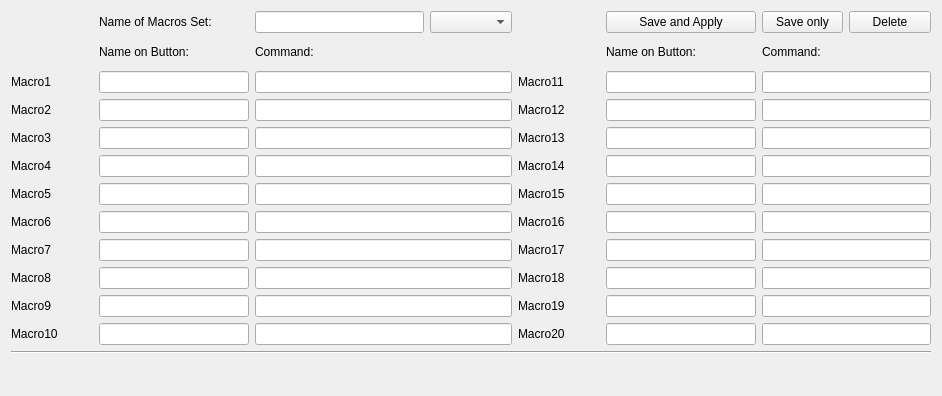
notiel/OstrannaTerminal, file Macros.ui: the form before one commit.
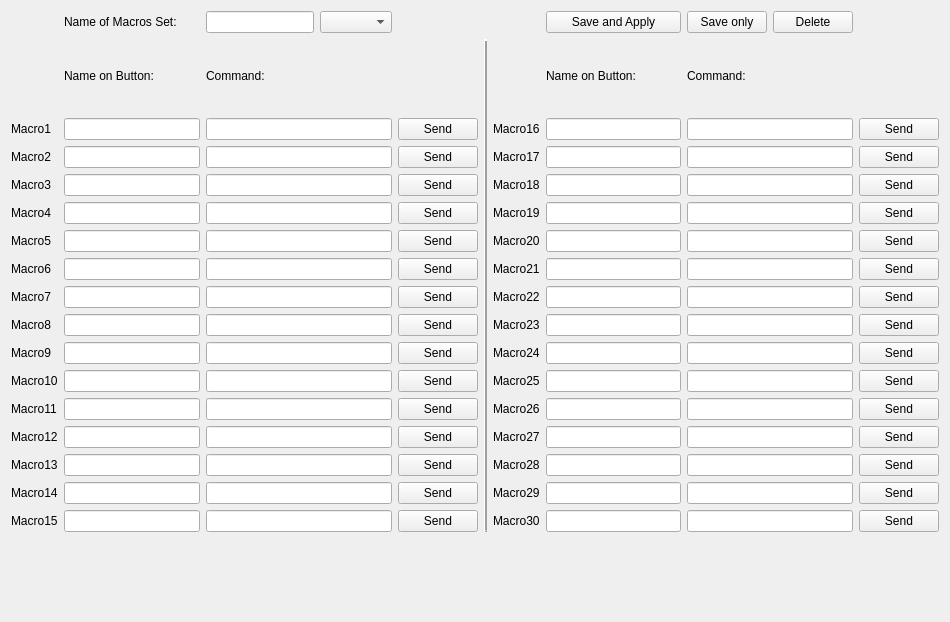
The form after the commit. Icons and pictures are not drawn.

Commit message: macros refactored, 10 more added, added send from macros edit form

```diff
--- a/Macros.ui
+++ b/Macros.ui
@@ -6,34 +6,14 @@
    <rect>
     <x>0</x>
     <y>0</y>
-    <width>942</width>
-    <height>396</height>
+    <width>950</width>
+    <height>622</height>
    </rect>
   </property>
   <property name="windowTitle">
    <string>MacrosSet</string>
   </property>
-  <layout class="QGridLayout" name="gridLayout">
-   <item row="3" column="6">
-    <widget class="QLineEdit" name="LineName11">
-     <property name="maximumSize">
-      <size>
-       <width>150</width>
-       <height>16777215</height>
-      </size>
-     </property>
-    </widget>
-   </item>
-   <item row="7" column="6">
-    <widget class="QLineEdit" name="LineName15">
-     <property name="maximumSize">
-      <size>
-       <width>150</width>
-       <height>16777215</height>
-      </size>
-     </property>
-    </widget>
-   </item>
+  <layout class="QGridLayout" name="gridLayout" columnstretch="0,0,0,0,0,0,0,0,0,0,0,0">
    <item row="2" column="2">
     <widget class="QLabel" name="LblCommand2">
      <property name="text">
@@ -51,13 +31,6 @@
      </property>
     </widget>
    </item>
-   <item row="12" column="5">
-    <widget class="QLabel" name="LblMacro20">
-     <property name="text">
-      <string>Macro20</string>
-     </property>
-    </widget>
-   </item>
    <item row="5" column="1">
     <widget class="QLineEdit" name="LineName3">
      <property name="maximumSize">
@@ -68,13 +41,6 @@
      </property>
     </widget>
    </item>
-   <item row="7" column="5">
-    <widget class="QLabel" name="LblMacro15">
-     <property name="text">
-      <string>Macro15</string>
-     </property>
-    </widget>
-   </item>
    <item row="6" column="1">
     <widget class="QLineEdit" name="LineName4">
      <property name="maximumSize">
@@ -85,16 +51,6 @@
      </property>
     </widget>
    </item>
-   <item row="10" column="6">
-    <widget class="QLineEdit" name="LineName18">
-     <property name="maximumSize">
-      <size>
-       <width>150</width>
-       <height>16777215</height>
-      </size>
-     </property>
-    </widget>
-   </item>
    <item row="11" column="1">
     <widget class="QLineEdit" name="LineName9">
      <property name="maximumSize">
@@ -125,50 +81,6 @@
      </property>
     </widget>
    </item>
-   <item row="8" column="6">
-    <widget class="QLineEdit" name="LineName16">
-     <property name="maximumSize">
-      <size>
-       <width>150</width>
-       <height>16777215</height>
-      </size>
-     </property>
-    </widget>
-   </item>
-   <item row="9" column="6">
-    <widget class="QLineEdit" name="LineName17">
-     <property name="maximumSize">
-      <size>
-       <width>150</width>
-       <height>16777215</height>
-      </size>
-     </property>
-    </widget>
-   </item>
-   <item row="4" column="6">
-    <widget class="QLineEdit" name="LineName12">
-     <property name="maximumSize">
-      <size>
-       <width>150</width>
-       <height>16777215</height>
-      </size>
-     </property>
-    </widget>
-   </item>
-   <item row="9" column="5">
-    <widget class="QLabel" name="LblMacro17">
-     <property name="text">
-      <string>Macro17</string>
-     </property>
-    </widget>
-   </item>
-   <item row="8" column="5">
-    <widget class="QLabel" name="LblMacro16">
-     <property name="text">
-      <string>Macro16</string>
-     </property>
-    </widget>
-   </item>
    <item row="8" column="1">
     <widget class="QLineEdit" name="LineName6">
      <property name="maximumSize">
@@ -179,16 +91,6 @@
      </property>
     </widget>
    </item>
-   <item row="12" column="6">
-    <widget class="QLineEdit" name="LineName20">
-     <property name="maximumSize">
-      <size>
-       <width>150</width>
-       <height>16777215</height>
-      </size>
-     </property>
-    </widget>
-   </item>
    <item row="12" column="1">
     <widget class="QLineEdit" name="LineName10">
      <property name="maximumSize">
@@ -199,57 +101,6 @@
      </property>
     </widget>
    </item>
-   <item row="11" column="5">
-    <widget class="QLabel" name="LblMacro19">
-     <property name="text">
-      <string>Macro19</string>
-     </property>
-    </widget>
-   </item>
-   <item row="11" column="6">
-    <widget class="QLineEdit" name="LineName19">
-     <property name="maximumSize">
-      <size>
-       <width>150</width>
-       <height>16777215</height>
-      </size>
-     </property>
-    </widget>
-   </item>
-   <item row="10" column="5">
-    <widget class="QLabel" name="LblMacro18">
-     <property name="text">
-      <string>Macro18</string>
-     </property>
-    </widget>
-   </item>
-   <item row="5" column="6">
-    <widget class="QLineEdit" name="LineName13">
-     <property name="maximumSize">
-      <size>
-       <width>150</width>
-       <height>16777215</height>
-      </size>
-     </property>
-    </widget>
-   </item>
-   <item row="6" column="6">
-    <widget class="QLineEdit" name="LineName14">
-     <property name="maximumSize">
-      <size>
-       <width>150</width>
-       <height>16777215</height>
-      </size>
-     </property>
-    </widget>
-   </item>
-   <item row="5" column="5">
-    <widget class="QLabel" name="LblMacro13">
-     <property name="text">
-      <string>Macro13</string>
-     </property>
-    </widget>
-   </item>
    <item row="5" column="0">
     <widget class="QLabel" name="LblMacro3">
      <property name="text">
@@ -271,13 +122,6 @@
      </property>
     </widget>
    </item>
-   <item row="6" column="5">
-    <widget class="QLabel" name="LblMacro14">
-     <property name="text">
-      <string>Macro14</string>
-     </property>
-    </widget>
-   </item>
    <item row="0" column="1">
     <widget class="QLabel" name="LblNameSet">
      <property name="text">
@@ -335,13 +179,6 @@
    <item row="3" column="2" colspan="3">
     <widget class="QLineEdit" name="LineCommand1"/>
    </item>
-   <item row="3" column="5">
-    <widget class="QLabel" name="LblMacro11">
-     <property name="text">
-      <string>Macro11</string>
-     </property>
-    </widget>
-   </item>
    <item row="6" column="0">
     <widget class="QLabel" name="LblMacro4">
      <property name="text">
@@ -355,13 +192,6 @@
    <item row="0" column="2" colspan="2">
     <widget class="QLineEdit" name="LineNameSet"/>
    </item>
-   <item row="4" column="5">
-    <widget class="QLabel" name="LblMacro12">
-     <property name="text">
-      <string>Macro12</string>
-     </property>
-    </widget>
-   </item>
    <item row="8" column="2" colspan="3">
     <widget class="QLineEdit" name="LineCommand6"/>
    </item>
@@ -371,7 +201,7 @@
    <item row="5" column="2" colspan="3">
     <widget class="QLineEdit" name="LineCommand3"/>
    </item>
-   <item row="2" column="7">
+   <item row="2" column="9">
     <widget class="QLabel" name="LblCommmand2">
      <property name="text">
       <string>Command:</string>
@@ -380,6 +210,18 @@
    </item>
    <item row="3" column="0">
     <widget class="QLabel" name="LblMacro1">
+     <property name="sizePolicy">
+      <sizepolicy hsizetype="Minimum" vsizetype="Preferred">
+       <horstretch>0</horstretch>
+       <verstretch>0</verstretch>
+      </sizepolicy>
+     </property>
+     <property name="maximumSize">
+      <size>
+       <width>50</width>
+       <height>16777215</height>
+      </size>
+     </property>
      <property name="text">
       <string>Macro1</string>
      </property>
@@ -402,7 +244,7 @@
      </property>
     </widget>
    </item>
-   <item row="2" column="6">
+   <item row="2" column="8">
     <widget class="QLabel" name="LblName2">
      <property name="text">
       <string>Name on Button:</string>
@@ -416,42 +258,20 @@
      </property>
     </widget>
    </item>
-   <item row="13" column="0" colspan="9">
-    <widget class="Line" name="line">
-     <property name="orientation">
-      <enum>Qt::Horizontal</enum>
-     </property>
-    </widget>
-   </item>
-   <item row="11" column="7" colspan="2">
-    <widget class="QLineEdit" name="LineCommand19"/>
-   </item>
    <item row="12" column="2" colspan="3">
     <widget class="QLineEdit" name="LineCommand10"/>
    </item>
-   <item row="4" column="7" colspan="2">
-    <widget class="QLineEdit" name="LineCommand12"/>
-   </item>
    <item row="0" column="4">
     <widget class="QComboBox" name="CBMacros"/>
    </item>
-   <item row="12" column="7" colspan="2">
-    <widget class="QLineEdit" name="LineCommand20"/>
-   </item>
-   <item row="3" column="7" colspan="2">
-    <widget class="QLineEdit" name="LineCommand11"/>
-   </item>
-   <item row="14" column="0" colspan="3">
+   <item row="19" column="0" colspan="3">
     <widget class="QLabel" name="LblStatus">
      <property name="text">
       <string/>
      </property>
     </widget>
    </item>
-   <item row="10" column="7" colspan="2">
-    <widget class="QLineEdit" name="LineCommand18"/>
-   </item>
-   <item row="0" column="8">
+   <item row="0" column="10">
     <widget class="QPushButton" name="BtnDelete">
      <property name="text">
       <string>Delete</string>
@@ -461,30 +281,550 @@
    <item row="11" column="2" colspan="3">
     <widget class="QLineEdit" name="LineCommand9"/>
    </item>
-   <item row="7" column="7" colspan="2">
-    <widget class="QLineEdit" name="LineCommand15"/>
+   <item row="8" column="9" colspan="2">
+    <widget class="QLineEdit" name="LineCommand21"/>
    </item>
-   <item row="5" column="7" colspan="2">
+   <item row="4" column="5">
+    <widget class="QPushButton" name="BtnSend2">
+     <property name="text">
+      <string>Send</string>
+     </property>
+    </widget>
+   </item>
+   <item row="5" column="5">
+    <widget class="QPushButton" name="BtnSend3">
+     <property name="text">
+      <string>Send</string>
+     </property>
+    </widget>
+   </item>
+   <item row="6" column="5">
+    <widget class="QPushButton" name="BtnSend4">
+     <property name="text">
+      <string>Send</string>
+     </property>
+    </widget>
+   </item>
+   <item row="7" column="5">
+    <widget class="QPushButton" name="BtnSend5">
+     <property name="text">
+      <string>Send</string>
+     </property>
+    </widget>
+   </item>
+   <item row="12" column="5">
+    <widget class="QPushButton" name="BtnSend10">
+     <property name="text">
+      <string>Send</string>
+     </property>
+    </widget>
+   </item>
+   <item row="11" column="5">
+    <widget class="QPushButton" name="BtnSend9">
+     <property name="text">
+      <string>Send</string>
+     </property>
+    </widget>
+   </item>
+   <item row="9" column="5">
+    <widget class="QPushButton" name="BtnSend7">
+     <property name="text">
+      <string>Send</string>
+     </property>
+    </widget>
+   </item>
+   <item row="8" column="5">
+    <widget class="QPushButton" name="BtnSend6">
+     <property name="text">
+      <string>Send</string>
+     </property>
+    </widget>
+   </item>
+   <item row="16" column="9" colspan="2">
+    <widget class="QLineEdit" name="LineCommand29"/>
+   </item>
+   <item row="10" column="5">
+    <widget class="QPushButton" name="BtnSend8">
+     <property name="text">
+      <string>Send</string>
+     </property>
+    </widget>
+   </item>
+   <item row="16" column="5">
+    <widget class="QPushButton" name="BtnSend14">
+     <property name="text">
+      <string>Send</string>
+     </property>
+    </widget>
+   </item>
+   <item row="13" column="5">
+    <widget class="QPushButton" name="BtnSend11">
+     <property name="text">
+      <string>Send</string>
+     </property>
+    </widget>
+   </item>
+   <item row="14" column="5">
+    <widget class="QPushButton" name="BtnSend12">
+     <property name="text">
+      <string>Send</string>
+     </property>
+    </widget>
+   </item>
+   <item row="15" column="5">
+    <widget class="QPushButton" name="BtnSend13">
+     <property name="text">
+      <string>Send</string>
+     </property>
+    </widget>
+   </item>
+   <item row="12" column="7">
+    <widget class="QLabel" name="LblMacro25">
+     <property name="text">
+      <string>Macro25</string>
+     </property>
+    </widget>
+   </item>
+   <item row="14" column="7">
+    <widget class="QLabel" name="LblMacro27">
+     <property name="text">
+      <string>Macro27</string>
+     </property>
+    </widget>
+   </item>
+   <item row="8" column="7">
+    <widget class="QLabel" name="LblMacro21">
+     <property name="text">
+      <string>Macro21</string>
+     </property>
+    </widget>
+   </item>
+   <item row="9" column="7">
+    <widget class="QLabel" name="LblMacro22">
+     <property name="text">
+      <string>Macro22</string>
+     </property>
+    </widget>
+   </item>
+   <item row="13" column="7">
+    <widget class="QLabel" name="LblMacro26">
+     <property name="text">
+      <string>Macro26</string>
+     </property>
+    </widget>
+   </item>
+   <item row="11" column="7">
+    <widget class="QLabel" name="LblMacro24">
+     <property name="text">
+      <string>Macro24</string>
+     </property>
+    </widget>
+   </item>
+   <item row="10" column="7">
+    <widget class="QLabel" name="LblMacro23">
+     <property name="text">
+      <string>Macro23</string>
+     </property>
+    </widget>
+   </item>
+   <item row="15" column="7">
+    <widget class="QLabel" name="LblMacro28">
+     <property name="text">
+      <string>Macro28</string>
+     </property>
+    </widget>
+   </item>
+   <item row="17" column="7">
+    <widget class="QLabel" name="LblLabel30">
+     <property name="text">
+      <string>Macro30</string>
+     </property>
+    </widget>
+   </item>
+   <item row="16" column="7">
+    <widget class="QLabel" name="LblMacro29">
+     <property name="text">
+      <string>Macro29</string>
+     </property>
+    </widget>
+   </item>
+   <item row="12" column="8">
+    <widget class="QLineEdit" name="LineName25">
+     <property name="maximumSize">
+      <size>
+       <width>150</width>
+       <height>16777215</height>
+      </size>
+     </property>
+    </widget>
+   </item>
+   <item row="17" column="5">
+    <widget class="QPushButton" name="BtnSend15">
+     <property name="text">
+      <string>Send</string>
+     </property>
+    </widget>
+   </item>
+   <item row="11" column="8">
+    <widget class="QLineEdit" name="LineName24">
+     <property name="maximumSize">
+      <size>
+       <width>150</width>
+       <height>16777215</height>
+      </size>
+     </property>
+    </widget>
+   </item>
+   <item row="16" column="8">
+    <widget class="QLineEdit" name="LineName29">
+     <property name="maximumSize">
+      <size>
+       <width>150</width>
+       <height>16777215</height>
+      </size>
+     </property>
+    </widget>
+   </item>
+   <item row="13" column="8">
+    <widget class="QLineEdit" name="LineName26">
+     <property name="maximumSize">
+      <size>
+       <width>150</width>
+       <height>16777215</height>
+      </size>
+     </property>
+    </widget>
+   </item>
+   <item row="15" column="8">
+    <widget class="QLineEdit" name="LineName28">
+     <property name="maximumSize">
+      <size>
+       <width>150</width>
+       <height>16777215</height>
+      </size>
+     </property>
+    </widget>
+   </item>
+   <item row="17" column="8">
+    <widget class="QLineEdit" name="LineName30">
+     <property name="maximumSize">
+      <size>
+       <width>150</width>
+       <height>16777215</height>
+      </size>
+     </property>
+    </widget>
+   </item>
+   <item row="14" column="8">
+    <widget class="QLineEdit" name="LineName27">
+     <property name="maximumSize">
+      <size>
+       <width>150</width>
+       <height>16777215</height>
+      </size>
+     </property>
+    </widget>
+   </item>
+   <item row="14" column="0">
+    <widget class="QLabel" name="LblMacro12">
+     <property name="text">
+      <string>Macro12</string>
+     </property>
+    </widget>
+   </item>
+   <item row="17" column="0">
+    <widget class="QLabel" name="LblMacro15">
+     <property name="text">
+      <string>Macro15</string>
+     </property>
+    </widget>
+   </item>
+   <item row="13" column="0">
+    <widget class="QLabel" name="LblMacro11">
+     <property name="sizePolicy">
+      <sizepolicy hsizetype="Minimum" vsizetype="Preferred">
+       <horstretch>0</horstretch>
+       <verstretch>0</verstretch>
+      </sizepolicy>
+     </property>
+     <property name="maximumSize">
+      <size>
+       <width>60</width>
+       <height>16777215</height>
+      </size>
+     </property>
+     <property name="text">
+      <string>Macro11</string>
+     </property>
+    </widget>
+   </item>
+   <item row="15" column="0">
+    <widget class="QLabel" name="LblMacro13">
+     <property name="text">
+      <string>Macro13</string>
+     </property>
+    </widget>
+   </item>
+   <item row="15" column="1">
+    <widget class="QLineEdit" name="LineName13">
+     <property name="maximumSize">
+      <size>
+       <width>150</width>
+       <height>16777215</height>
+      </size>
+     </property>
+    </widget>
+   </item>
+   <item row="16" column="1">
+    <widget class="QLineEdit" name="LineName14">
+     <property name="maximumSize">
+      <size>
+       <width>150</width>
+       <height>16777215</height>
+      </size>
+     </property>
+    </widget>
+   </item>
+   <item row="14" column="1">
+    <widget class="QLineEdit" name="LineName12">
+     <property name="maximumSize">
+      <size>
+       <width>150</width>
+       <height>16777215</height>
+      </size>
+     </property>
+    </widget>
+   </item>
+   <item row="16" column="0">
+    <widget class="QLabel" name="LblMacro14">
+     <property name="text">
+      <string>Macro14</string>
+     </property>
+    </widget>
+   </item>
+   <item row="13" column="1">
+    <widget class="QLineEdit" name="LineName11">
+     <property name="maximumSize">
+      <size>
+       <width>150</width>
+       <height>16777215</height>
+      </size>
+     </property>
+    </widget>
+   </item>
+   <item row="17" column="1">
+    <widget class="QLineEdit" name="LineName15">
+     <property name="maximumSize">
+      <size>
+       <width>150</width>
+       <height>16777215</height>
+      </size>
+     </property>
+    </widget>
+   </item>
+   <item row="17" column="9" colspan="2">
+    <widget class="QLineEdit" name="LineCommand30"/>
+   </item>
+   <item row="15" column="2" colspan="3">
     <widget class="QLineEdit" name="LineCommand13"/>
    </item>
-   <item row="9" column="7" colspan="2">
-    <widget class="QLineEdit" name="LineCommand17"/>
+   <item row="17" column="2" colspan="3">
+    <widget class="QLineEdit" name="LineCommand15"/>
    </item>
-   <item row="6" column="7" colspan="2">
+   <item row="13" column="2" colspan="3">
+    <widget class="QLineEdit" name="LineCommand11"/>
+   </item>
+   <item row="16" column="2" colspan="3">
     <widget class="QLineEdit" name="LineCommand14"/>
    </item>
-   <item row="8" column="7" colspan="2">
+   <item row="14" column="2" colspan="3">
+    <widget class="QLineEdit" name="LineCommand12"/>
+   </item>
+   <item row="3" column="7">
+    <widget class="QLabel" name="LblMacro16">
+     <property name="text">
+      <string>Macro16</string>
+     </property>
+    </widget>
+   </item>
+   <item row="5" column="7">
+    <widget class="QLabel" name="LblMacro18">
+     <property name="text">
+      <string>Macro18</string>
+     </property>
+    </widget>
+   </item>
+   <item row="7" column="7">
+    <widget class="QLabel" name="LblMacro20">
+     <property name="text">
+      <string>Macro20</string>
+     </property>
+    </widget>
+   </item>
+   <item row="2" column="6" rowspan="16">
+    <widget class="Line" name="line">
+     <property name="frameShadow">
+      <enum>QFrame::Raised</enum>
+     </property>
+     <property name="lineWidth">
+      <number>2</number>
+     </property>
+     <property name="orientation">
+      <enum>Qt::Vertical</enum>
+     </property>
+    </widget>
+   </item>
+   <item row="6" column="7">
+    <widget class="QLabel" name="LblMacro19">
+     <property name="text">
+      <string>Macro19</string>
+     </property>
+    </widget>
+   </item>
+   <item row="4" column="7">
+    <widget class="QLabel" name="LblMacro17">
+     <property name="text">
+      <string>Macro17</string>
+     </property>
+    </widget>
+   </item>
+   <item row="9" column="9" colspan="2">
+    <widget class="QLineEdit" name="LineCommand22"/>
+   </item>
+   <item row="11" column="9" colspan="2">
+    <widget class="QLineEdit" name="LineCommand24"/>
+   </item>
+   <item row="12" column="9" colspan="2">
+    <widget class="QLineEdit" name="LineCommand25"/>
+   </item>
+   <item row="10" column="9" colspan="2">
+    <widget class="QLineEdit" name="LineCommand23"/>
+   </item>
+   <item row="14" column="9" colspan="2">
+    <widget class="QLineEdit" name="LineCommand27"/>
+   </item>
+   <item row="9" column="8">
+    <widget class="QLineEdit" name="LineName22">
+     <property name="maximumSize">
+      <size>
+       <width>150</width>
+       <height>16777215</height>
+      </size>
+     </property>
+    </widget>
+   </item>
+   <item row="8" column="8">
+    <widget class="QLineEdit" name="LineName21">
+     <property name="maximumSize">
+      <size>
+       <width>150</width>
+       <height>16777215</height>
+      </size>
+     </property>
+    </widget>
+   </item>
+   <item row="10" column="8">
+    <widget class="QLineEdit" name="LineName23">
+     <property name="minimumSize">
+      <size>
+       <width>0</width>
+       <height>0</height>
+      </size>
+     </property>
+     <property name="maximumSize">
+      <size>
+       <width>150</width>
+       <height>16777215</height>
+      </size>
+     </property>
+    </widget>
+   </item>
+   <item row="15" column="9" colspan="2">
+    <widget class="QLineEdit" name="LineCommand28"/>
+   </item>
+   <item row="13" column="9" colspan="2">
+    <widget class="QLineEdit" name="LineCommand26"/>
+   </item>
+   <item row="3" column="5">
+    <widget class="QPushButton" name="BtnSend1">
+     <property name="text">
+      <string>Send</string>
+     </property>
+    </widget>
+   </item>
+   <item row="3" column="8">
+    <widget class="QLineEdit" name="LineName16">
+     <property name="maximumSize">
+      <size>
+       <width>150</width>
+       <height>16777215</height>
+      </size>
+     </property>
+    </widget>
+   </item>
+   <item row="4" column="8">
+    <widget class="QLineEdit" name="LineName17">
+     <property name="maximumSize">
+      <size>
+       <width>150</width>
+       <height>16777215</height>
+      </size>
+     </property>
+    </widget>
+   </item>
+   <item row="7" column="8">
+    <widget class="QLineEdit" name="LineName20">
+     <property name="maximumSize">
+      <size>
+       <width>150</width>
+       <height>16777215</height>
+      </size>
+     </property>
+    </widget>
+   </item>
+   <item row="4" column="9" colspan="2">
+    <widget class="QLineEdit" name="LineCommand17"/>
+   </item>
+   <item row="5" column="8">
+    <widget class="QLineEdit" name="LineName18">
+     <property name="maximumSize">
+      <size>
+       <width>150</width>
+       <height>16777215</height>
+      </size>
+     </property>
+    </widget>
+   </item>
+   <item row="6" column="8">
+    <widget class="QLineEdit" name="LineName19">
+     <property name="maximumSize">
+      <size>
+       <width>150</width>
+       <height>16777215</height>
+      </size>
+     </property>
+    </widget>
+   </item>
+   <item row="3" column="9" colspan="2">
     <widget class="QLineEdit" name="LineCommand16"/>
    </item>
-   <item row="0" column="7">
-    <widget class="QPushButton" name="BtnSave">
-     <property name="text">
-      <string>Save only</string>
-     </property>
-    </widget>
+   <item row="5" column="9" colspan="2">
+    <widget class="QLineEdit" name="LineCommand18"/>
    </item>
-   <item row="0" column="6">
+   <item row="7" column="9" colspan="2">
+    <widget class="QLineEdit" name="LineCommand20"/>
+   </item>
+   <item row="6" column="9" colspan="2">
+    <widget class="QLineEdit" name="LineCommand19"/>
+   </item>
+   <item row="0" column="8">
     <widget class="QPushButton" name="BtnAll">
+     <property name="maximumSize">
+      <size>
+       <width>150</width>
+       <height>16777215</height>
+      </size>
+     </property>
      <property name="text">
       <string>Save and Apply</string>
      </property>
@@ -494,6 +834,118 @@
      </property>
     </widget>
    </item>
+   <item row="0" column="9">
+    <widget class="QPushButton" name="BtnSave">
+     <property name="text">
+      <string>Save only</string>
+     </property>
+    </widget>
+   </item>
+   <item row="4" column="11">
+    <widget class="QPushButton" name="BtnSend17">
+     <property name="text">
+      <string>Send</string>
+     </property>
+    </widget>
+   </item>
+   <item row="3" column="11">
+    <widget class="QPushButton" name="BtnSend16">
+     <property name="text">
+      <string>Send</string>
+     </property>
+    </widget>
+   </item>
+   <item row="5" column="11">
+    <widget class="QPushButton" name="BtnSend18">
+     <property name="text">
+      <string>Send</string>
+     </property>
+    </widget>
+   </item>
+   <item row="6" column="11">
+    <widget class="QPushButton" name="BtnSend19">
+     <property name="text">
+      <string>Send</string>
+     </property>
+    </widget>
+   </item>
+   <item row="7" column="11">
+    <widget class="QPushButton" name="BtnSend20">
+     <property name="text">
+      <string>Send</string>
+     </property>
+    </widget>
+   </item>
+   <item row="8" column="11">
+    <widget class="QPushButton" name="BtnSend21">
+     <property name="text">
+      <string>Send</string>
+     </property>
+    </widget>
+   </item>
+   <item row="9" column="11">
+    <widget class="QPushButton" name="BtnSend22">
+     <property name="text">
+      <string>Send</string>
+     </property>
+    </widget>
+   </item>
+   <item row="10" column="11">
+    <widget class="QPushButton" name="BtnSend23">
+     <property name="text">
+      <string>Send</string>
+     </property>
+    </widget>
+   </item>
+   <item row="11" column="11">
+    <widget class="QPushButton" name="BtnSend24">
+     <property name="text">
+      <string>Send</string>
+     </property>
+    </widget>
+   </item>
+   <item row="12" column="11">
+    <widget class="QPushButton" name="BtnSend25">
+     <property name="text">
+      <string>Send</string>
+     </property>
+    </widget>
+   </item>
+   <item row="13" column="11">
+    <widget class="QPushButton" name="BtnSend26">
+     <property name="text">
+      <string>Send</string>
+     </property>
+    </widget>
+   </item>
+   <item row="14" column="11">
+    <widget class="QPushButton" name="BtnSend27">
+     <property name="text">
+      <string>Send</string>
+     </property>
+    </widget>
+   </item>
+   <item row="15" column="11">
+    <widget class="QPushButton" name="BtnSend28">
+     <property name="text">
+      <string>Send</string>
+     </property>
+    </widget>
+   </item>
+   <item row="16" column="11">
+    <widget class="QPushButton" name="BtnSend29">
+     <property name="text">
+      <string>Send</string>
+     </property>
+    </widget>
+   </item>
+   <item row="17" column="11">
+    <widget class="QPushButton" name="BtnSend30">
+     <property name="text">
+      <string>Send</string>
+     </property>
+    </widget>
+   </item>
   </layout>
  </widget>
  <tabstops>
```
Left out of the diff: 20 changed lines with no effect on the pictures. The commit also changes 7 other files.
